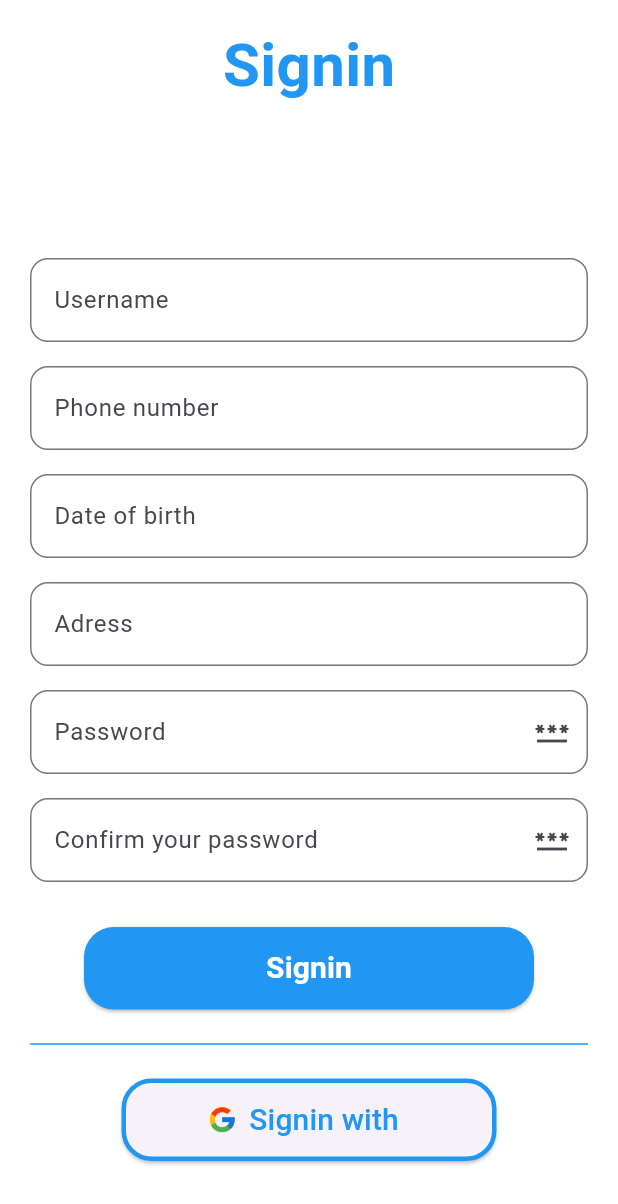
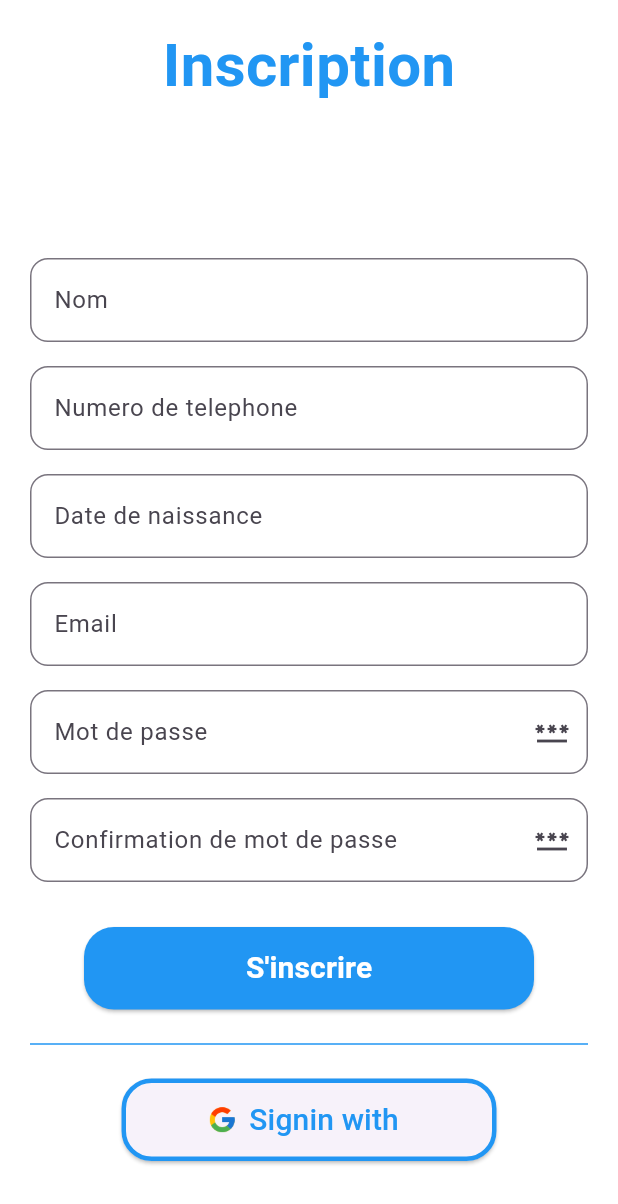
Before and after one commit to Ebn4/OkapiZando, a Flutter app: the Signinpage screen opened directly, scrolled down 190 dp, on a phone screen of 412 x 824 dp. Shown: the top 1204 px of the screen. Run offline on Flutter 3.47's test engine with Material 3 defaults, Android fonts, the phone set to English and light mode, and no system bars.

Commit message:
Refactorisation des nom des champs en français

```diff
--- a/lib/pages/singin/signinPage.dart
+++ b/lib/pages/singin/signinPage.dart
@@ -31,7 +31,7 @@ class _SigninpageState extends State<Signinpage> {
                   Image.asset('assets/images/Okapizando.png', width: 400, height: 200),
                   SizedBox(height: 5),
                   Text(
-                    'Signin',
+                    'Inscription',
                     style: TextStyle(fontSize: 40, fontWeight: FontWeight.bold,color: Colors.blue),
                   ),
                   SizedBox(height: 100),
@@ -42,7 +42,7 @@ class _SigninpageState extends State<Signinpage> {
                         TextFormField(
                           controller: _nameController,
                           decoration: InputDecoration(
-                            labelText: 'Username',
+                            labelText: 'Nom',
                             border: OutlineInputBorder(
                               borderRadius: BorderRadius.circular(12),
                             ),
@@ -59,12 +59,12 @@ class _SigninpageState extends State<Signinpage> {
                         TextFormField(
                           controller: _emailController,
                           decoration: InputDecoration(
-                            labelText: 'Phone number',
+                            labelText: 'Numero de telephone',
                             border: OutlineInputBorder(
                               borderRadius: BorderRadius.circular(12),
                             ),
                           ),
-                          keyboardType: TextInputType.emailAddress,
+                          keyboardType: TextInputType.phone,
                           validator: (value) {
                             if (value == null || value.isEmpty) {
                               return 'Veuillez entrer votre email';
@@ -79,7 +79,7 @@ class _SigninpageState extends State<Signinpage> {
                         TextFormField(
                           controller: _emailController,
                           decoration: InputDecoration(
-                            labelText: 'Date of birth',
+                            labelText: 'Date de naissance',
                             border: OutlineInputBorder(
                               borderRadius: BorderRadius.circular(12),
                             ),
@@ -100,7 +100,7 @@ class _SigninpageState extends State<Signinpage> {
                         TextFormField(
                           controller: _emailController,
                           decoration: InputDecoration(
-                            labelText: 'Adress',
+                            labelText: 'Email',
                             border: OutlineInputBorder(
                               borderRadius: BorderRadius.circular(12),
                             ),
@@ -121,7 +121,7 @@ class _SigninpageState extends State<Signinpage> {
                           controller: _emailController,
                           decoration: InputDecoration(
                              suffixIcon: Icon(Icons.password),
-                            labelText: 'Password',
+                            labelText: 'Mot de passe',
                             border: OutlineInputBorder(
                               borderRadius: BorderRadius.circular(12),
                             ),
@@ -142,7 +142,7 @@ class _SigninpageState extends State<Signinpage> {
                           controller: _emailController,
                           decoration: InputDecoration(
                             suffixIcon: Icon(Icons.password),
-                            labelText: 'Confirm your password',
+                            labelText: 'Confirmation de mot de passe',
                             border: OutlineInputBorder(
                               borderRadius: BorderRadius.circular(12),
                             ),
@@ -176,7 +176,7 @@ class _SigninpageState extends State<Signinpage> {
                               }
                             },
                             child: Text(
-                              'Signin',
+                              'S\'inscrire',
                               style: TextStyle(color: Colors.white,fontWeight: FontWeight.bold,fontSize: 20),
                             ),
                           ),
```
